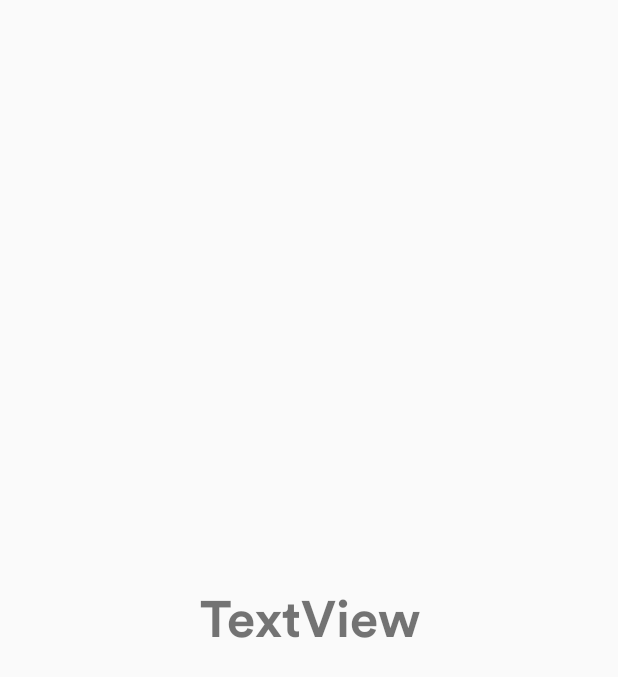
After one commit to jeridi-08/noughtsAndCrosses, an Android app built with Jetpack Compose: the layout win_page.xml on its own in the app's theme, with its tools: preview values and no code run, on a phone screen of 412 x 824 dp. The commit adds this screen. Shown: the top 677 px of the screen. Run offline under Robolectric (Android 15) with nearby library versions, the phone set to English and light mode, and no system bars.

Commit message:
Make the game possible to be won

```diff
--- /dev/null
+++ b/app/src/main/res/layout/win_page.xml
@@ -0,0 +1,16 @@
+<?xml version="1.0" encoding="utf-8"?>
+<LinearLayout xmlns:android="http://schemas.android.com/apk/res/android"
+    android:orientation="vertical"
+    android:layout_width="match_parent"
+    android:layout_height="match_parent"
+    android:gravity="center">
+
+    <TextView
+        android:id="@+id/whowon"
+        android:layout_width="match_parent"
+        android:layout_height="wrap_content"
+        android:fontFamily="@font/bold"
+        android:gravity="center"
+        android:text="TextView"
+        android:textSize="34sp" />
+</LinearLayout>
```
Also changed, not shown: app/src/main/java/com/mintleaf/noughtscrosses/MainActivity.kt (+36 -0 lines).
